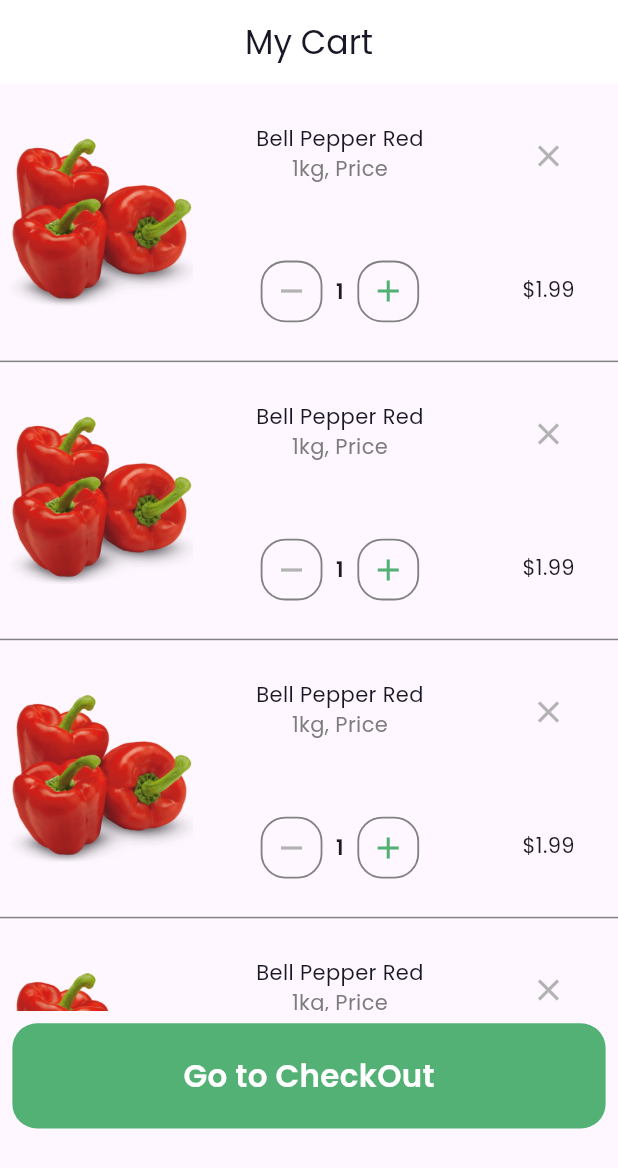
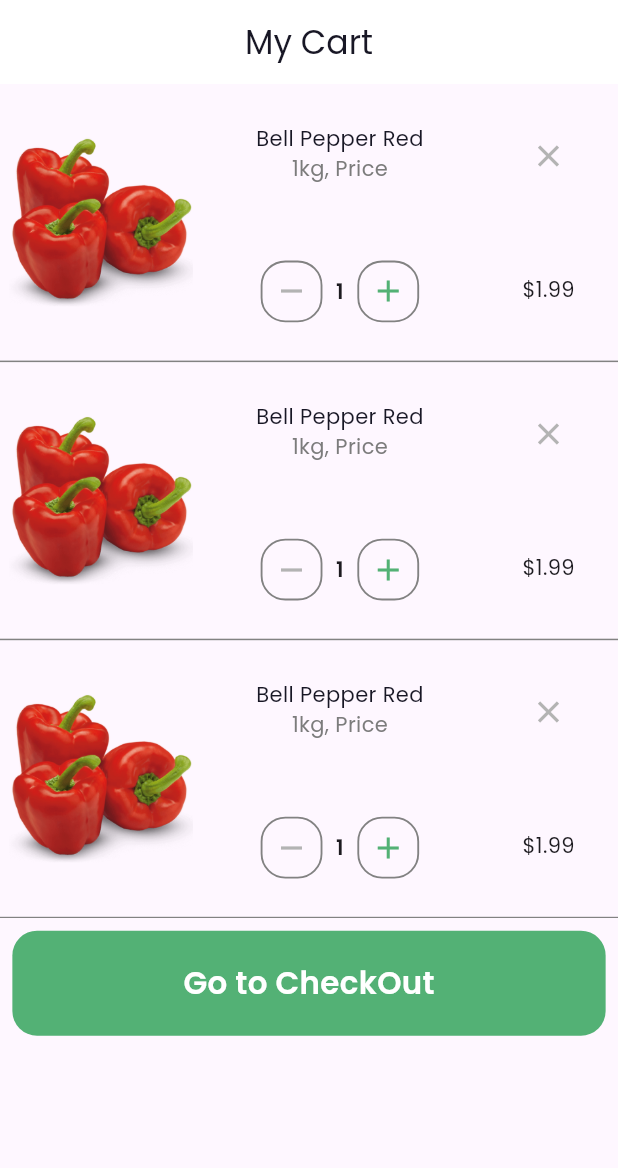
Before and after one commit to shibii787/nectar_project1, a Flutter app: the CartPage screen opened directly, on a phone screen of 412 x 824 dp. Shown: the top 1168 px of the screen. Run offline on Flutter 3.47's test engine with Material 3 defaults, Android fonts, the phone set to English and light mode, and no system bars; our stand-ins replace carousel_slider, cloud_firestore, country_code_picker, firebase_auth, firebase_core, firebase_storage and 8 more; missing offline and left inert: animated_rating_stars, flutter_flip_card; accounts and stored records are empty.

Commit message:
checkout con change

```diff
--- a/lib/app_body/cart_page.dart
+++ b/lib/app_body/cart_page.dart
@@ -32,7 +32,7 @@ class _CartPageState extends State<CartPage> {
       body: Column(
         children: [
           Container(
-            height: w*1.5,
+            height: w*1.35,
             child: ListView.builder(
               itemCount: 5,
               scrollDirection: Axis.vertical,
--- a/lib/main.dart
+++ b/lib/main.dart
@@ -62,7 +62,7 @@ class MyApp extends StatelessWidget {
             textTheme: GoogleFonts.poppinsTextTheme()
         ),
         debugShowCheckedModeBanner: false,
-        home: CartPage(),
+        home: bottomNav(),
       ),
     );
   }
```
